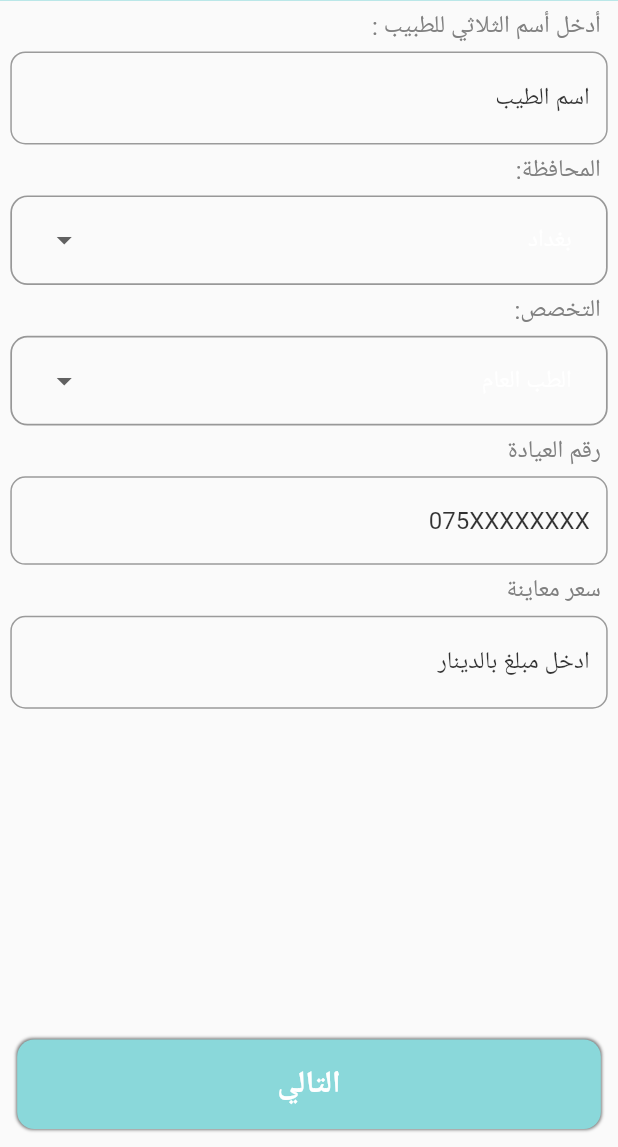
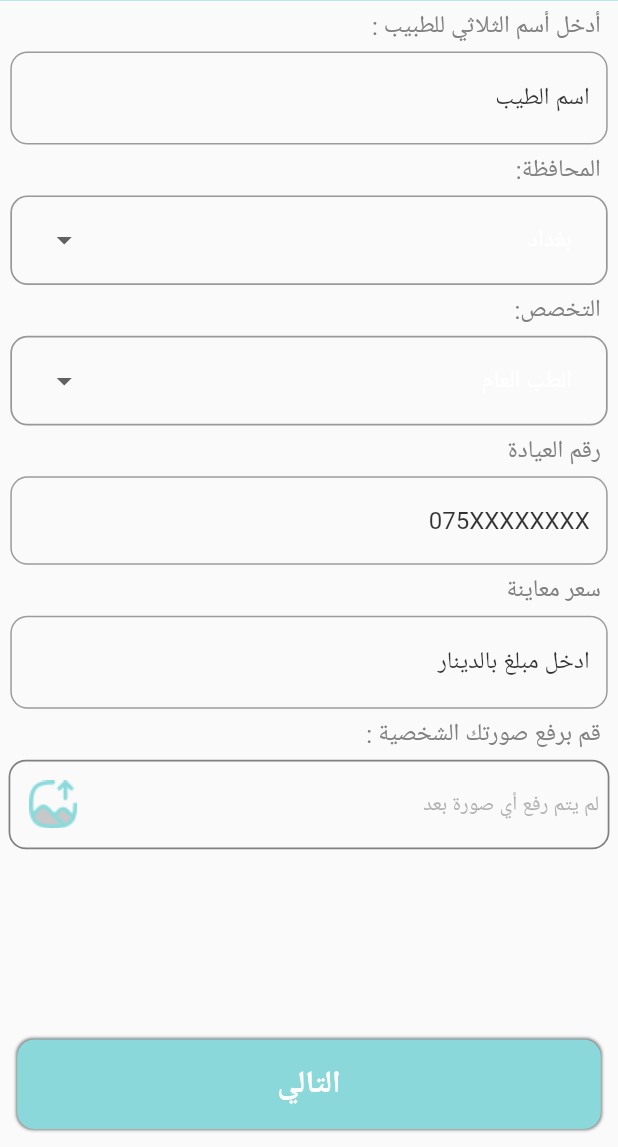
Before and after one commit to Ahmedkhalil98/doctors_guide, a Flutter app: the RegisterDoctorInfo screen opened by its route, on a phone screen of 412 x 824 dp, the part 89-1236 px from its top. Run offline on Flutter 3.47's test engine with Material 2 defaults, Android fonts, the phone set to English and light mode, and no system bars; our stand-ins replace cloud_firestore, firebase_core, firebase_storage, flutter_screenutil, geolocator, get and 4 more; missing offline and left inert: flutter_multi_select_items, time_picker_sheet; accounts and stored records are empty; project files that could hold a hidden picture were left out.

Commit message:
show info

```diff
--- /dev/null
+++ b/lib/Controllers/show_doctor_info_controller.dart
@@ -0,0 +1,6 @@
+import 'package:cloud_firestore/cloud_firestore.dart';
+import 'package:get/get.dart';
+
+class ShowDInfo extends GetxController {
+  final FirebaseFirestore _firestore = FirebaseFirestore.instance;
+}
--- a/lib/Views/Screens/Register_doctor_info.dart
+++ b/lib/Views/Screens/Register_doctor_info.dart
@@ -7,6 +7,7 @@ import 'package:doctors_guide/utils/valid_function.dart';
 import 'package:flutter/material.dart';
 import 'package:flutter_screenutil/flutter_screenutil.dart';
 import 'package:get/get.dart';
+import 'package:path/path.dart';
 
 class RegisterDoctorInfo extends StatelessWidget {
   RegisterDoctorInfo({Key? key}) : super(key: key);
@@ -114,9 +115,43 @@ class RegisterDoctorInfo extends StatelessWidget {
                   title: "سعر معاينة",
                   helpText: "IQD",
                 ),
-                SizedBox(
-                  height: 100.h,
-                ),
+                textFieldTitle(subTitle: "قم برفع صورتك الشخصية :"),
+                Container(
+                  height: 50.h,
+                  margin: EdgeInsets.symmetric(horizontal: 5.w),
+                  decoration: BoxDecoration(
+                      borderRadius: BorderRadius.circular(10.r),
+                      border: Border.all(width: 1.w, color: kGrayColor)),
+                  child: Row(
+                    mainAxisAlignment: MainAxisAlignment.spaceBetween,
+                    children: [
+                      Container(
+                          width: 250.w,
+                          padding: EdgeInsets.only(right: 5.w),
+                          child: GetBuilder<LogInDoctorController>(
+                            builder: (imageController) => Text(
+                              loginController.image == null
+                                  ? "لم يتم رفع أي صورة بعد"
+                                  : basename(imageController.image!.path),
+                              overflow: TextOverflow.ellipsis,
+                              style: TextStyle(
+                                color: kGrayColor.withOpacity(0.6),
+                                fontSize: 12.sp,
+                              ),
+                            ),
+                          )),
+                      GestureDetector(
+                        onTap: () {
+                          loginController.uploadImage();
+                        },
+                        child: SizedBox(
+                            width: 50.w,
+                            height: 50.h,
+                            child: Image.asset("images/uploadImage.png")),
+                      ),
+                    ],
+                  ),
+                )
               ],
             ),
           )),
--- a/lib/Views/widgets/Text_field_widget.dart
+++ b/lib/Views/widgets/Text_field_widget.dart
@@ -45,10 +45,10 @@ class MyTextFieldWidget extends StatelessWidget {
               helperStyle: const TextStyle(color: Colors.red),
               suffix: Text(helpText ?? " "),
               border: OutlineInputBorder(
-                borderRadius: BorderRadius.circular(10),
+                borderRadius: BorderRadius.circular(10.r),
               ),
               focusedBorder: OutlineInputBorder(
-                  borderRadius: BorderRadius.circular(10),
+                  borderRadius: BorderRadius.circular(10.r),
                   borderSide: BorderSide(width: 1.w, color: kPrimaryColor)),
             ),
           ),
--- a/pubspec.yaml
+++ b/pubspec.yaml
@@ -47,6 +47,7 @@ dependencies:
   geocoding: ^2.0.5
   geolocator: ^9.0.2
   shared_preferences: ^2.0.15
+  image_picker: ^0.8.6
 
 
 dev_dependencies:
```
Also changed, not shown: lib/Controllers/login_Doctor_controller.dart (+18 -0 lines), lib/Views/Screens/Home_Screen.dart (+34 -72 lines), lib/Views/widgets/drawer_Widgets.dart (added, +74 -0 lines), images/uploadImage.png (added), pubspec.lock, 1 other file.
